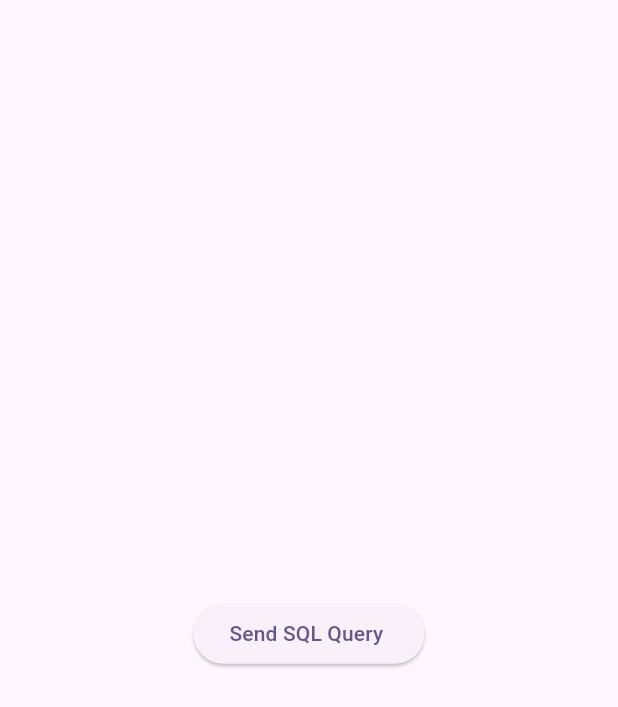
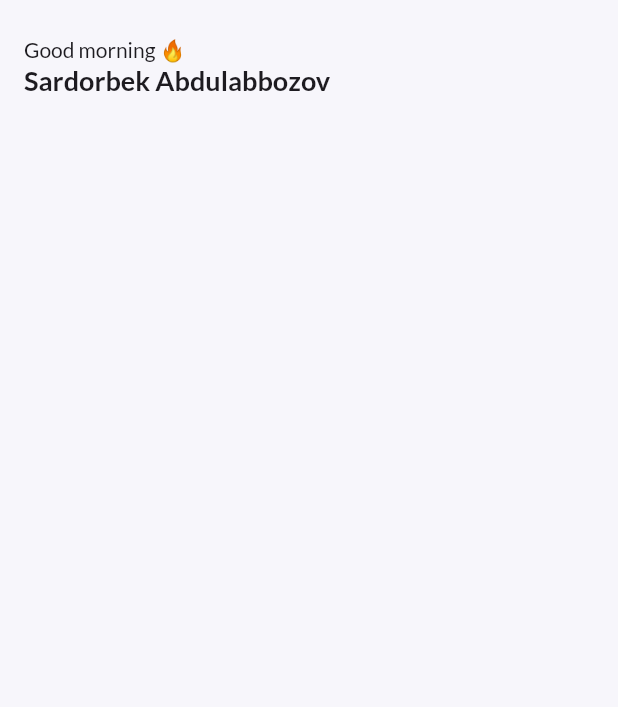
Before and after one commit to SardorbekAbdulabbozov/health_hack, a Flutter app: the screen it shows after launch, on a phone screen of 412 x 824 dp. Shown: the top 707 px of the screen. Run offline on Flutter 3.47's test engine with Material 2 defaults, Android fonts, the phone set to English and light mode, and no system bars; our stand-ins replace get; missing offline and left inert: mysql_client.

Commit message:
ui started

```diff
--- a/lib/screens/main_page.dart
+++ b/lib/screens/main_page.dart
@@ -1,6 +1,8 @@
 import 'package:health_hack/controllers/main_controller.dart';
 import 'package:flutter/material.dart';
 import 'package:get/get.dart';
+import 'package:health_hack/utils/base_functions.dart';
+import 'package:health_hack/utils/constants.dart';
 
 class MainPage extends StatelessWidget {
   const MainPage({Key? key}) : super(key: key);
@@ -9,21 +11,34 @@ class MainPage extends StatelessWidget {
   Widget build(BuildContext context) {
     return GetBuilder<MainController>(
       builder: (controller) => Scaffold(
-        body: Center(
-          child: Column(
-            mainAxisAlignment: MainAxisAlignment.center,
+        backgroundColor: Constants.background,
+        appBar: AppBar(
+          toolbarHeight: 90,
+          backgroundColor: Constants.background,
+          title: Column(
+            mainAxisSize: MainAxisSize.min,
+            crossAxisAlignment: CrossAxisAlignment.start,
             children: [
               Text(
-                controller.data,
+                'Good ${BaseFunctions.getTimeBasedGreetings()} 🔥',
+                style: const TextStyle(
+                  fontFamily: 'Lato',
+                  fontSize: 14,
+                ),
               ),
-              ElevatedButton(
-                onPressed: () async {
-                  await controller.getData('user', false);
-                },
-                child: const Text('Send SQL Query '),
+              const Text(
+                'Sardorbek Abdulabbozov',
+                style: TextStyle(
+                  fontFamily: 'Lato',
+                  fontSize: 18,
+                  fontWeight: FontWeight.w700,
+                ),
               ),
             ],
           ),
+        ),
+        body:const Column(
+          children: [],
         ),
       ),
     );
--- /dev/null
+++ b/lib/utils/base_functions.dart
@@ -0,0 +1,9 @@
+class BaseFunctions {
+  static String getTimeBasedGreetings() {
+    return DateTime.now().hour > 12
+        ? DateTime.now().hour > 18
+            ? "evening"
+            : "afternoon"
+        : "morning";
+  }
+}
--- a/lib/utils/constants.dart
+++ b/lib/utils/constants.dart
@@ -1,3 +1,5 @@
+import 'package:flutter/material.dart';
+
 class Constants{
   // Route names
   static const mainR = "/";
@@ -8,6 +10,20 @@ class Constants{
   static const username = 'root';
   static const password = 'root123';
   static const host = '10.0.2.2';
-  static const databaseName = 'health_hack_real';
+  static const databaseName = 'health_hack';
+
+  // Colors
+  static const asset = Color(0xFF192126);
+  static const primary = Color(0xFFBBF246);
+  static const background = Color(0xFFF7F6FB);
+  static const secondary1 = Color(0xFF8B8F92);
+  static const secondary2 = Color(0xFF5E6468);
+  static const secondary3 = Color(0xFF384046);
+  static const secondary4 = Color(0xFFA48AED);
+  static const secondary5 = Color(0xFFED4747);
+  static const secondary6 = Color(0xFFFCC46F);
+  static const secondary7 = Color(0xFF95CCE3);
+
+
 
 }
```
Also changed, not shown: pubspec.yaml (+10 -1 lines), fonts/Lato-Black.ttf (added), fonts/Lato-Bold.ttf (added), fonts/Lato-Light.ttf (added), fonts/Lato-Regular.ttf (added).
